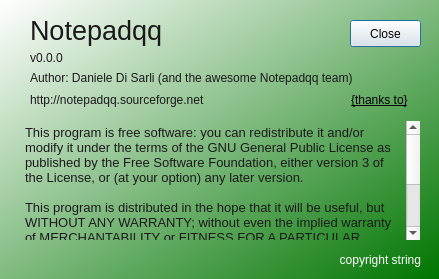
First picture: the form in src/frmabout.ui, repository notepadqq/notepadqq, before the edit.
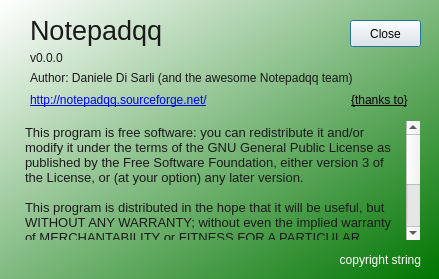
Second picture: the form after the edit. Icons and pictures are not drawn.

Commit message: open URL in webbrowser

What changed in the file:
```diff
--- a/src/frmabout.ui
+++ b/src/frmabout.ui
@@ -157,7 +157,7 @@
        <string notr="true">QLabel {color: rgb(26, 26, 26);}</string>
       </property>
       <property name="text">
-       <string notr="true">http://notepadqq.sourceforge.net</string>
+       <string notr="true">&lt;a href=&quot;http://notepadqq.sourceforge.net/&quot;&gt;http://notepadqq.sourceforge.net/&lt;/a&gt;</string>
       </property>
       <property name="textInteractionFlags">
        <set>Qt::LinksAccessibleByMouse|Qt::TextSelectableByMouse</set>
```
The commit also changes 2 other files.
